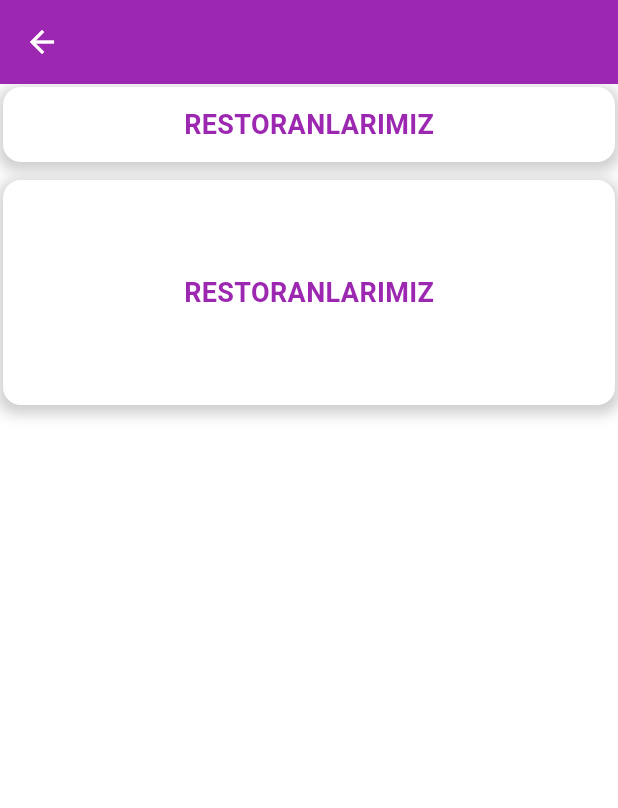
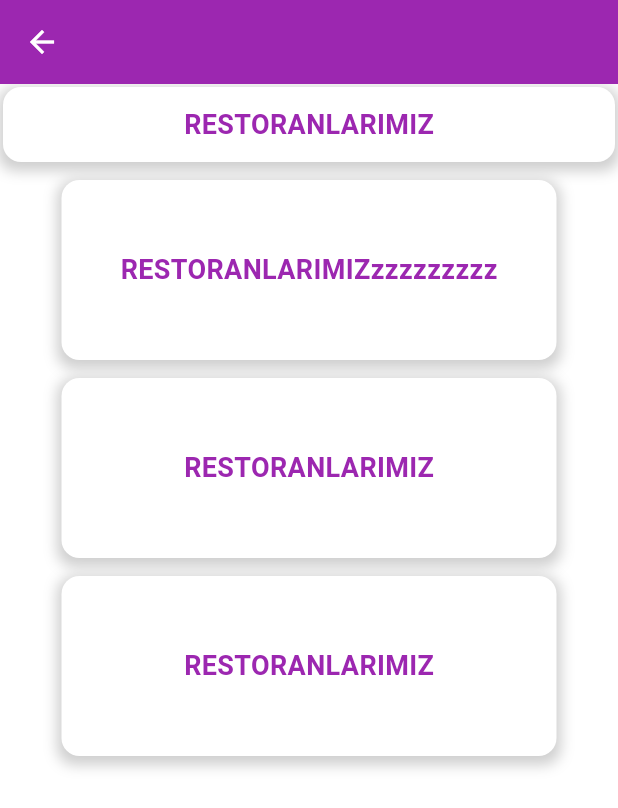
Before and after one commit to zsyon/flutter_uygulama2, a Flutter app: the HomeScreen screen opened directly, on a phone screen of 412 x 824 dp. Shown: the top 808 px of the screen. Run offline on Flutter 3.47's test engine with Material 3 defaults, Android fonts, the phone set to English and light mode, and no system bars.

Commit message:
add conteiner

```diff
--- a/lib/home.dart
+++ b/lib/home.dart
@@ -63,8 +63,66 @@ class _HomeScreenState extends State<HomeScreen> {
                   ),
                 ],
               ),
-              height: 150,
-              width: double.infinity,
+              height: 120,
+              width: 330,
+              child: const Center(
+                child: Text(
+                  'RESTORANLARIMIZzzzzzzzzz',
+                  style: TextStyle(
+                    color: Colors.purple, // Mor renk
+                    fontWeight: FontWeight.bold, // Kalın font
+                    fontSize: 18, // Font büyüklüğü
+                  ),
+                ),
+              ),
+            ),
+            const SizedBox(height: 10),
+            Container(
+              margin: const EdgeInsets.only(top: 2, left: 2, right: 2),
+              decoration: BoxDecoration(
+                color: Colors.white,
+                borderRadius:
+                    BorderRadius.circular(12), // Kenarları yuvarlak yapma
+                boxShadow: [
+                  BoxShadow(
+                    color: Colors.grey.withOpacity(0.5), // Gölge rengi
+                    spreadRadius: 3,
+                    blurRadius: 7,
+                    offset: const Offset(0, 3), // Gölge offset'i
+                  ),
+                ],
+              ),
+              height: 120,
+              width: 330,
+              child: const Center(
+                child: Text(
+                  'RESTORANLARIMIZ',
+                  style: TextStyle(
+                    color: Colors.purple, // Mor renk
+                    fontWeight: FontWeight.bold, // Kalın font
+                    fontSize: 18, // Font büyüklüğü
+                  ),
+                ),
+              ),
+            ),
+            const SizedBox(height: 10),
+            Container(
+              margin: const EdgeInsets.only(top: 2, left: 2, right: 2),
+              decoration: BoxDecoration(
+                color: Colors.white,
+                borderRadius:
+                    BorderRadius.circular(12), // Kenarları yuvarlak yapma
+                boxShadow: [
+                  BoxShadow(
+                    color: Colors.grey.withOpacity(0.5), // Gölge rengi
+                    spreadRadius: 3,
+                    blurRadius: 7,
+                    offset: const Offset(0, 3), // Gölge offset'i
+                  ),
+                ],
+              ),
+              height: 120,
+              width: 330,
               child: const Center(
                 child: Text(
                   'RESTORANLARIMIZ',
```
